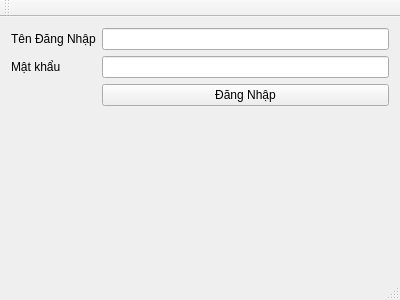
Qt form UIFastScoring/mainwindow.ui (kidstuff/FastScoring) before a commit.
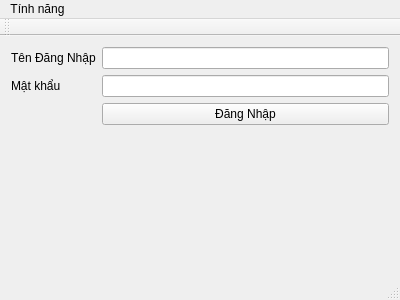
The same form after that commit.

```diff
--- a/UIFastScoring/mainwindow.ui
+++ b/UIFastScoring/mainwindow.ui
@@ -66,9 +66,16 @@
      <x>0</x>
      <y>0</y>
      <width>400</width>
-     <height>25</height>
+     <height>20</height>
     </rect>
    </property>
+   <widget class="QMenu" name="menuFeature">
+    <property name="title">
+     <string>Tính năng</string>
+    </property>
+    <addaction name="actionCourseList"/>
+   </widget>
+   <addaction name="menuFeature"/>
   </widget>
   <widget class="QToolBar" name="mainToolBar">
    <attribute name="toolBarArea">
```
Left out of the diff: 9 changed lines with no effect on the pictures.
